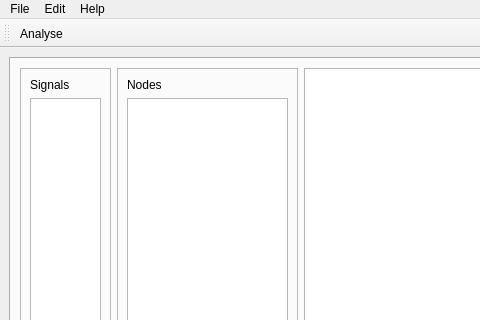
rrader/ADCS, file adcswindow.ui: the form before one commit; both pictures show x 0 to 480 and y 0 to 320 of the 687 by 574 pixel window.
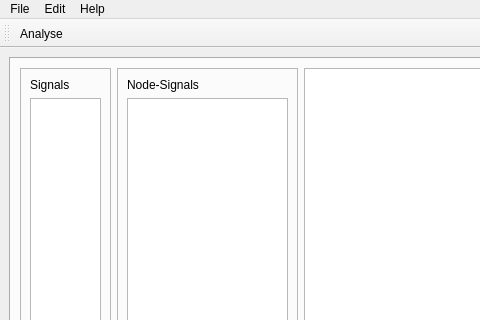
The form after the commit. The open tabs and pages were chosen to show the change.

Commit message: two tables; conditions are nodes

Diff of the .ui file:
```diff
--- a/adcswindow.ui
+++ b/adcswindow.ui
@@ -139,7 +139,7 @@
              <item>
               <widget class="QLabel" name="label_2">
                <property name="text">
-                <string>Nodes</string>
+                <string>Node-Signals</string>
                </property>
               </widget>
              </item>
```
The commit also changes 5 other files.
